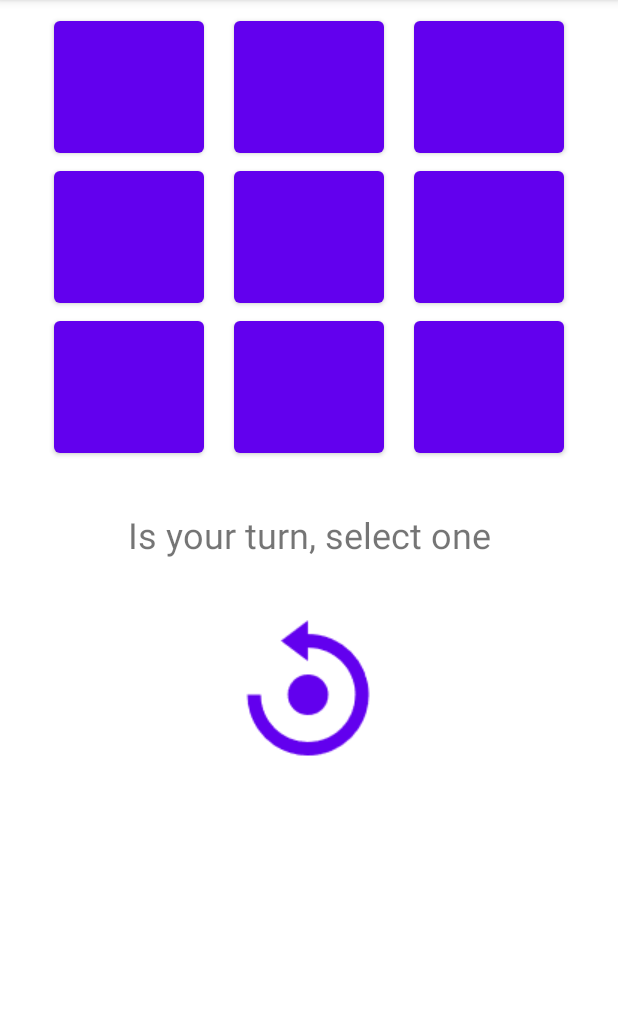
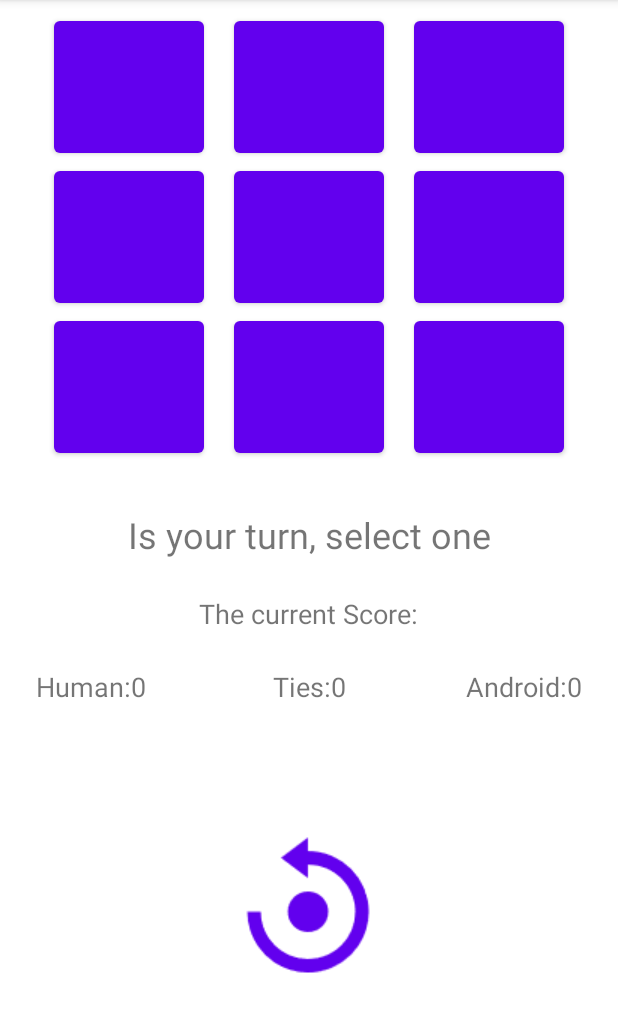
Before and after one commit to LeonardoMercado/talleres_DADM-2021-2, an Android app: the screen it shows after launch (MainActivity), on a phone screen of 412 x 824 dp, the part 84-1116 px from its top. Run offline under Robolectric (Android 15) with nearby library versions, the phone set to English and light mode, and no system bars.

Commit message:
Se desarrolla el marcador

```diff
--- a/02_Reto_4_Tic_Tac_Toe/app/src/main/java/com/rey/timefighter/reto0/tictactoe/leonardo/MainActivity.kt
+++ b/02_Reto_4_Tic_Tac_Toe/app/src/main/java/com/rey/timefighter/reto0/tictactoe/leonardo/MainActivity.kt
@@ -25,9 +25,15 @@ class MainActivity : AppCompatActivity() {
 
     // Declaring Labels
     private lateinit var lblInfoGame: TextView
+    private lateinit var lblHumanScore: TextView
+    private lateinit var lblTiesScore: TextView
+    private lateinit var lblAndroidScore: TextView
 
     // Declaring other variables
     private var win = 0
+    private var humanScore = 0
+    private var tieScore = 0
+    private var androidScore = 0
 
 
     // Declaring other constans
@@ -54,9 +60,16 @@ class MainActivity : AppCompatActivity() {
         btn9 = findViewById(R.id.btn9)
         mBoardButtons = listOf(btn1,btn2,btn3,btn4,btn5,btn6,btn7,btn8,btn9)
         lblInfoGame = findViewById(R.id.lblInfo)
+        lblHumanScore = findViewById(R.id.lblScoreHuman)
+        lblTiesScore = findViewById(R.id.lblScoreTies)
+        lblAndroidScore = findViewById(R.id.lblScoreAndroid)
         btnReset = findViewById(R.id.btnReset)
+
+
+
         // Starting a new Game
         clearBoard()
+        resetScore()
         btnReset.setOnClickListener {clearBoard()}
     }
     private fun clearBoard(){
@@ -85,10 +98,16 @@ class MainActivity : AppCompatActivity() {
                     lblInfoGame.text = getString(R.string.msgYouTurn)
                 }else if(winner == 1){
                     lblInfoGame.text = getString(R.string.msgTie)
+                    tieScore++
+                    lblTiesScore.text = "Ties:$tieScore"
                 }else if(winner == 2){
                     lblInfoGame.text = getText(R.string.msgWinUser)
+                    humanScore++
+                    lblHumanScore.text = "Human:$humanScore"
                 }else{
                     lblInfoGame.text = getText(R.string.msgWinComputer)
+                    androidScore++
+                    lblAndroidScore.text = "Android:$androidScore"
                     for(btn in mBoardButtons){
                         btn.isEnabled = false
                         btn.isClickable = false
@@ -213,4 +232,9 @@ class MainActivity : AppCompatActivity() {
         // If we make it through the previous loop, all places are taken, so it's a tie
         return 1
     }
+    private fun resetScore(){
+        lblHumanScore.text = getString(R.string.lblHumanScore)
+        lblTiesScore.text = getString(R.string.lblTiesScore)
+        lblAndroidScore.text = getString(R.string.lblAndroidScore)
+    }
 }
--- a/02_Reto_4_Tic_Tac_Toe/app/src/main/res/layout/activity_main.xml
+++ b/02_Reto_4_Tic_Tac_Toe/app/src/main/res/layout/activity_main.xml
@@ -126,13 +126,13 @@
         android:id="@+id/btnReset"
         android:layout_width="wrap_content"
         android:layout_height="wrap_content"
-        android:layout_marginTop="32dp"
+        android:layout_marginTop="128dp"
         android:background="#00FFFFFF"
         android:contentDescription="boton reset"
         app:layout_constraintEnd_toEndOf="parent"
         app:layout_constraintHorizontal_bias="0.498"
         app:layout_constraintStart_toStartOf="parent"
-        app:layout_constraintTop_toBottomOf="@+id/lblInfo"
+        app:layout_constraintTop_toBottomOf="@+id/lblCurrentScore"
         app:srcCompat="@drawable/reset"
         app:tint="@color/purple_500" />
 
@@ -148,4 +148,50 @@
         app:layout_constraintStart_toStartOf="parent"
         app:layout_constraintTop_toBottomOf="@+id/play_grid" />
 
+    <TextView
+        android:id="@+id/lblCurrentScore"
+        android:layout_width="wrap_content"
+        android:layout_height="wrap_content"
+        android:layout_marginTop="24dp"
+        android:text="@string/lblScore"
+        android:textAlignment="center"
+        android:textSize="18sp"
+        app:layout_constraintEnd_toEndOf="parent"
+        app:layout_constraintHorizontal_bias="0.498"
+        app:layout_constraintStart_toStartOf="parent"
+        app:layout_constraintTop_toBottomOf="@+id/lblInfo" />
+
+    <TextView
+        android:id="@+id/lblScoreHuman"
+        android:layout_width="wrap_content"
+        android:layout_height="wrap_content"
+        android:layout_marginStart="24dp"
+        android:layout_marginTop="24dp"
+        android:text="@string/lblHumanScore"
+        android:textSize="18sp"
+        app:layout_constraintStart_toStartOf="parent"
+        app:layout_constraintTop_toBottomOf="@+id/lblCurrentScore" />
+
+    <TextView
+        android:id="@+id/lblScoreAndroid"
+        android:layout_width="wrap_content"
+        android:layout_height="wrap_content"
+        android:layout_marginTop="24dp"
+        android:layout_marginEnd="24dp"
+        android:text="@string/lblAndroidScore"
+        android:textSize="18sp"
+        app:layout_constraintEnd_toEndOf="parent"
+        app:layout_constraintTop_toBottomOf="@+id/lblCurrentScore" />
+
+    <TextView
+        android:id="@+id/lblScoreTies"
+        android:layout_width="wrap_content"
+        android:layout_height="wrap_content"
+        android:layout_marginTop="24dp"
+        android:text="@string/lblTiesScore"
+        android:textSize="18sp"
+        app:layout_constraintEnd_toEndOf="parent"
+        app:layout_constraintStart_toStartOf="parent"
+        app:layout_constraintTop_toBottomOf="@+id/lblCurrentScore" />
+
 </androidx.constraintlayout.widget.ConstraintLayout>
--- a/02_Reto_4_Tic_Tac_Toe/app/src/main/res/values/strings.xml
+++ b/02_Reto_4_Tic_Tac_Toe/app/src/main/res/values/strings.xml
@@ -16,6 +16,10 @@
     <string name="msgTie">It\'s a Tie!</string>
     <string name="msgWinUser">You Won!</string>
     <string name="msgWinComputer">Android Won!, Game Over</string>
+    <string name="lblScore">The current Score:</string>
+    <string name="lblHumanScore">Human:0</string>
+    <string name="lblTiesScore">Ties:0</string>
+    <string name="lblAndroidScore">Android:0</string>
 
 
     <!--AUXILIARY-->
```
